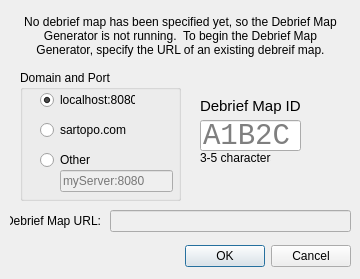
Qt form debriefMapDialog.ui (ncssar/plans_console) before a commit.
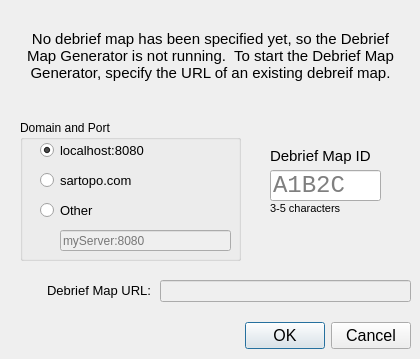
The same form after that commit.

What changed in the file:
```diff
--- a/debriefMapDialog.ui
+++ b/debriefMapDialog.ui
@@ -6,8 +6,8 @@
    <rect>
     <x>0</x>
     <y>0</y>
-    <width>360</width>
-    <height>279</height>
+    <width>420</width>
+    <height>359</height>
    </rect>
   </property>
   <property name="windowTitle">
@@ -17,11 +17,16 @@
    <property name="geometry">
     <rect>
      <x>10</x>
-     <y>240</y>
-     <width>341</width>
+     <y>320</y>
+     <width>401</width>
      <height>32</height>
     </rect>
    </property>
+   <property name="font">
+    <font>
+     <pointsize>12</pointsize>
+    </font>
+   </property>
    <property name="orientation">
     <enum>Qt::Horizontal</enum>
    </property>
@@ -34,12 +39,17 @@
     <rect>
      <x>20</x>
      <y>10</y>
-     <width>321</width>
-     <height>51</height>
+     <width>381</width>
+     <height>91</height>
     </rect>
    </property>
+   <property name="font">
+    <font>
+     <pointsize>11</pointsize>
+    </font>
+   </property>
    <property name="text">
-    <string>No debrief map has been specified yet, so the Debrief Map Generator is not running.  To begin the Debrief Map Generator, specify the URL of an existing debreif map.</string>
+    <string>No debrief map has been specified yet, so the Debrief Map Generator is not running.  To start the Debrief Map Generator, specify the URL of an existing debreif map.</string>
    </property>
    <property name="alignment">
     <set>Qt::AlignCenter</set>
@@ -52,11 +62,16 @@
    <property name="geometry">
     <rect>
      <x>10</x>
-     <y>210</y>
-     <width>91</width>
+     <y>280</y>
+     <width>141</width>
      <height>21</height>
     </rect>
    </property>
+   <property name="font">
+    <font>
+     <pointsize>10</pointsize>
+    </font>
+   </property>
    <property name="text">
     <string>Debrief Map URL:</string>
    </property>
@@ -70,26 +85,31 @@
    </property>
    <property name="geometry">
     <rect>
-     <x>110</x>
-     <y>210</y>
-     <width>241</width>
+     <x>160</x>
+     <y>280</y>
+     <width>251</width>
      <height>22</height>
     </rect>
    </property>
+   <property name="font">
+    <font>
+     <pointsize>10</pointsize>
+    </font>
+   </property>
   </widget>
   <widget class="QLineEdit" name="mapIDField">
    <property name="geometry">
     <rect>
-     <x>200</x>
-     <y>120</y>
-     <width>101</width>
+     <x>270</x>
+     <y>170</y>
+     <width>111</width>
      <height>31</height>
     </rect>
    </property>
    <property name="font">
     <font>
      <family>Liberation Mono</family>
-     <pointsize>22</pointsize>
+     <pointsize>18</pointsize>
      <weight>50</weight>
      <bold>false</bold>
     </font>
@@ -104,9 +124,9 @@
   <widget class="QLabel" name="label_3">
    <property name="geometry">
     <rect>
-     <x>200</x>
-     <y>90</y>
-     <width>111</width>
+     <x>270</x>
+     <y>140</y>
+     <width>131</width>
      <height>31</height>
     </rect>
    </property>
@@ -123,11 +143,16 @@
    <property name="geometry">
     <rect>
      <x>20</x>
-     <y>70</y>
-     <width>161</width>
-     <height>131</height>
+     <y>120</y>
+     <width>221</width>
+     <height>141</height>
     </rect>
    </property>
+   <property name="font">
+    <font>
+     <pointsize>9</pointsize>
+    </font>
+   </property>
    <property name="title">
     <string>Domain and Port</string>
    </property>
@@ -138,9 +163,9 @@
     <property name="geometry">
      <rect>
       <x>40</x>
-      <y>100</y>
-      <width>113</width>
-      <height>22</height>
+      <y>110</y>
+      <width>171</width>
+      <height>21</height>
      </rect>
     </property>
     <property name="placeholderText">
@@ -152,10 +177,15 @@
      <rect>
       <x>20</x>
       <y>50</y>
-      <width>95</width>
+      <width>141</width>
       <height>20</height>
      </rect>
     </property>
+    <property name="font">
+     <font>
+      <pointsize>10</pointsize>
+     </font>
+    </property>
     <property name="text">
      <string>sartopo.com</string>
     </property>
@@ -168,10 +198,15 @@
      <rect>
       <x>20</x>
       <y>20</y>
-      <width>95</width>
+      <width>141</width>
       <height>20</height>
      </rect>
     </property>
+    <property name="font">
+     <font>
+      <pointsize>10</pointsize>
+     </font>
+    </property>
     <property name="text">
      <string>localhost:8080</string>
     </property>
@@ -187,10 +222,15 @@
      <rect>
       <x>20</x>
       <y>80</y>
-      <width>95</width>
+      <width>141</width>
       <height>20</height>
      </rect>
     </property>
+    <property name="font">
+     <font>
+      <pointsize>10</pointsize>
+     </font>
+    </property>
     <property name="text">
      <string>Other</string>
     </property>
@@ -202,12 +242,17 @@
   <widget class="QLabel" name="label_4">
    <property name="geometry">
     <rect>
-     <x>200</x>
-     <y>150</y>
-     <width>71</width>
+     <x>270</x>
+     <y>200</y>
+     <width>131</width>
      <height>16</height>
     </rect>
    </property>
+   <property name="font">
+    <font>
+     <pointsize>8</pointsize>
+    </font>
+   </property>
    <property name="text">
     <string>3-5 characters</string>
    </property>
```
